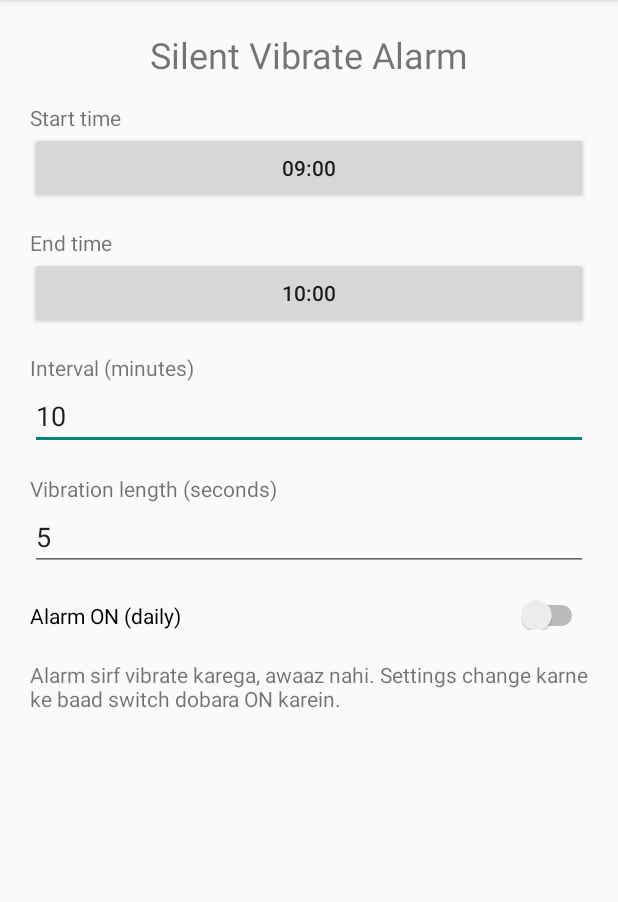
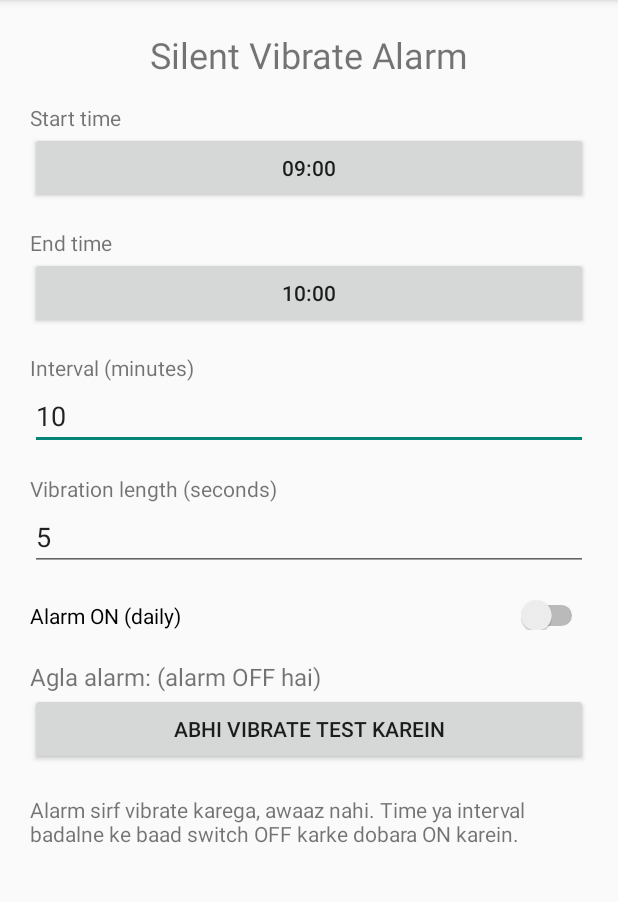
Before and after one commit to omarfarooc/silent-alarm, an Android app: the screen it shows after launch (MainActivity), on a phone screen of 412 x 824 dp, the part 84-986 px from its top. Run offline under Robolectric (Android 15) with nearby library versions, the phone set to English and light mode, and no system bars.

Commit message:
Add error handling and UI updates in MainActivity

```diff
--- a/app/src/main/java/com/silentalarm/MainActivity.java
+++ b/app/src/main/java/com/silentalarm/MainActivity.java
@@ -5,46 +5,52 @@ import android.app.TimePickerDialog;
 import android.content.SharedPreferences;
 import android.os.Bundle;
 import android.text.InputType;
+import android.util.Log;
 import android.view.Gravity;
 import android.widget.*;
+import java.text.SimpleDateFormat;
+import java.util.Date;
+import java.util.Locale;
 
 public class MainActivity extends Activity {
     SharedPreferences p;
-    Button startBtn, endBtn;
+    Button startBtn, endBtn, testBtn;
     EditText interval, dur;
     Switch sw;
+    TextView nextLabel;
 
     static String fmt(int h, int m) { return String.format("%02d:%02d", h, m); }
 
     @Override
     protected void onCreate(Bundle b) {
         super.onCreate(b);
-        p = Scheduler.prefs(this);
+        try {
+            buildUi();
+        } catch (Throwable e) {
+            showError(e);
+        }
+    }
 
-        final Thread.UncaughtExceptionHandler old = Thread.getDefaultUncaughtExceptionHandler();
-        Thread.setDefaultUncaughtExceptionHandler((t, e) -> {
-            try {
-                java.io.StringWriter sw2 = new java.io.StringWriter();
-                e.printStackTrace(new java.io.PrintWriter(sw2));
-                p.edit().putString("crash", sw2.toString()).commit();
-            } catch (Throwable ignored) {}
-            if (old != null) old.uncaughtException(t, e);
-        });
+    @Override
+    protected void onResume() {
+        super.onResume();
+        try { if (nextLabel != null) refreshNext(); } catch (Throwable ignored) {}
+    }
 
-        String crash = p.getString("crash", null);
-        if (crash != null) {
-            p.edit().remove("crash").commit();
+    void showError(Throwable e) {
         ScrollView sv = new ScrollView(this);
         TextView tv = new TextView(this);
-            tv.setText("ERROR (screenshot bhejein):\n\n" + crash);
+        tv.setText("ERROR (screenshot bhejein):\n\n" + Log.getStackTraceString(e));
         tv.setTextIsSelectable(true);
         tv.setPadding(30, 30, 30, 30);
         sv.addView(tv);
         setContentView(sv);
-            return;
     }
 
+    void buildUi() {
+        p = Scheduler.prefs(this);
         int pad = (int) (20 * getResources().getDisplayMetrics().density);
+
         LinearLayout root = new LinearLayout(this);
         root.setOrientation(LinearLayout.VERTICAL);
         root.setPadding(pad, pad, pad, pad);
@@ -74,8 +80,17 @@ public class MainActivity extends Activity {
         sw.setPadding(0, pad, 0, 0);
         root.addView(sw);
 
+        nextLabel = new TextView(this);
+        nextLabel.setTextSize(16);
+        nextLabel.setPadding(0, pad, 0, 0);
+        root.addView(nextLabel);
+
+        testBtn = new Button(this);
+        testBtn.setText("Abhi vibrate test karein");
+        root.addView(testBtn);
+
         TextView note = new TextView(this);
-        note.setText("Alarm sirf vibrate karega, awaaz nahi. Settings change karne ke baad switch dobara ON karein.");
+        note.setText("Alarm sirf vibrate karega, awaaz nahi. Time ya interval badalne ke baad switch OFF karke dobara ON karein.");
         note.setPadding(0, pad, 0, 0);
         root.addView(note);
 
@@ -87,20 +102,30 @@ public class MainActivity extends Activity {
         dur.setText(String.valueOf(p.getInt("dur", 5)));
         sw.setChecked(p.getBoolean("on", false));
         refreshButtons();
+        refreshNext();
 
-        startBtn.setOnClickListener(v -> new TimePickerDialog(this, (tp, h, m) -> {
+        startBtn.setOnClickListener(v -> {
+            try {
+                new TimePickerDialog(this, (tp, h, m) -> {
                     p.edit().putInt("sh", h).putInt("sm", m).apply();
                     refreshButtons();
                     reapply();
-        }, p.getInt("sh", 9), p.getInt("sm", 0), true).show());
+                }, p.getInt("sh", 9), p.getInt("sm", 0), true).show();
+            } catch (Throwable e) { toastError(e); }
+        });
 
-        endBtn.setOnClickListener(v -> new TimePickerDialog(this, (tp, h, m) -> {
+        endBtn.setOnClickListener(v -> {
+            try {
+                new TimePickerDialog(this, (tp, h, m) -> {
                     p.edit().putInt("eh", h).putInt("em", m).apply();
                     refreshButtons();
                     reapply();
-        }, p.getInt("eh", 10), p.getInt("em", 0), true).show());
+                }, p.getInt("eh", 10), p.getInt("em", 0), true).show();
+            } catch (Throwable e) { toastError(e); }
+        });
 
         sw.setOnCheckedChangeListener((v, on) -> {
+            try {
                 save();
                 p.edit().putBoolean("on", on).apply();
                 if (on) {
@@ -110,7 +135,35 @@ public class MainActivity extends Activity {
                     Scheduler.cancel(this);
                     Toast.makeText(this, "Alarm OFF", Toast.LENGTH_SHORT).show();
                 }
+                refreshNext();
+            } catch (Throwable e) { toastError(e); }
         });
+
+        testBtn.setOnClickListener(v -> {
+            try {
+                save();
+                AlarmReceiver.vibrate(this);
+                Toast.makeText(this, "Vibrate command bhej di gayi", Toast.LENGTH_SHORT).show();
+            } catch (Throwable e) { toastError(e); }
+        });
+    }
+
+    void refreshNext() {
+        if (!p.getBoolean("on", false)) {
+            nextLabel.setText("Agla alarm: (alarm OFF hai)");
+            return;
+        }
+        long t = Scheduler.nextTrigger(this);
+        if (t < 0) {
+            nextLabel.setText("Agla alarm: koi nahi");
+        } else {
+            String s = new SimpleDateFormat("EEE dd MMM, HH:mm:ss", Locale.getDefault()).format(new Date(t));
+            nextLabel.setText("Agla alarm: " + s);
+        }
+    }
+
+    void toastError(Throwable e) {
+        Toast.makeText(this, "Error: " + e, Toast.LENGTH_LONG).show();
     }
 
     TextView label(String s) {
@@ -135,10 +188,13 @@ public class MainActivity extends Activity {
         int i = 10, d = 5;
         try { i = Integer.parseInt(interval.getText().toString()); } catch (Exception ignored) {}
         try { d = Integer.parseInt(dur.getText().toString()); } catch (Exception ignored) {}
-        p.edit().putInt("interval", Math.max(1, i)).putInt("dur", Math.max(1, d)).apply();
+        p.edit().putInt("interval", Math.max(1, i)).putInt("dur", Math.max(1, Math.min(60, d))).apply();
     }
 
     void reapply() {
+        try {
             if (p.getBoolean("on", false)) { save(); Scheduler.scheduleNext(this); }
+            refreshNext();
+        } catch (Throwable e) { toastError(e); }
     }
 }
```
Lines whose indentation alone changed are shown as unchanged.
